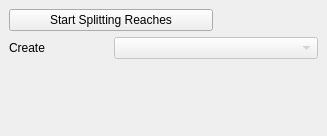
The window that plugin/teksi_wastewater/ui/twwreachsplitter.ui (teksi/wastewater) describes before a commit, drawn with Qt 5.
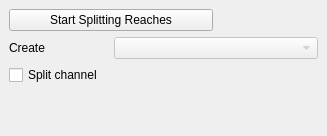
The same window after the commit.

Commit message: add split_channel option

Patch:
```diff
--- a/plugin/teksi_wastewater/ui/twwreachsplitter.ui
+++ b/plugin/teksi_wastewater/ui/twwreachsplitter.ui
@@ -40,6 +40,16 @@
      </widget>
     </item>
     <item row="2" column="0">
+	  <widget class="QCheckBox" name="mCbChannelSplitMode">
+	   <property name="toolTip">
+	    <string>Split the channel too. This field is ignored when splitting a reach with a manhole</string>
+	   </property>
+	   <property name="text">
+	    <string>Split channel</string>
+	   </property>
+	  </widget>
+   </item>
+	<item row="3" column="0">
      <spacer name="verticalSpacer">
       <property name="orientation">
        <enum>Qt::Vertical</enum>
```
The commit also changes 2 other files.
